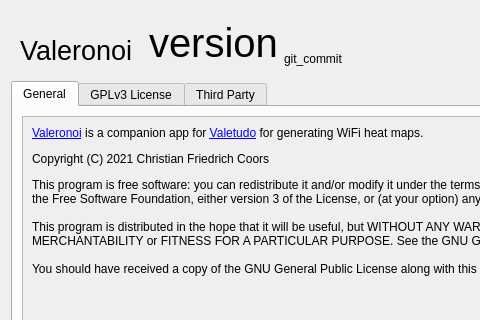
Above: src/gui/dialog/about.ui from ccoors/Valeronoi before the change; both pictures show x 0 to 480 and y 0 to 320 of the 800 by 600 pixel window. Below: the same form after it.
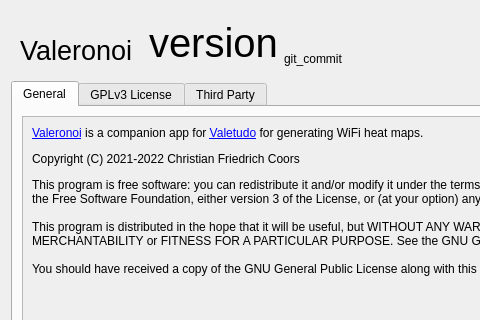
That is the form after the change.

Commit message: chore: update copyright strings

```diff
--- a/src/gui/dialog/about.ui
+++ b/src/gui/dialog/about.ui
@@ -126,7 +126,7 @@
            <item>
             <widget class="QLabel" name="label_2">
              <property name="text">
-              <string>&lt;html&gt;&lt;head/&gt;&lt;body&gt;&lt;p&gt;&lt;a href=&quot;https://github.com/ccoors/Valeronoi&quot;&gt;&lt;span style=&quot; text-decoration: underline;&quot;&gt;Valeronoi&lt;/span&gt;&lt;/a&gt; is a companion app for &lt;a href=&quot;https://valetudo.cloud/&quot;&gt;&lt;span style=&quot; text-decoration: underline;&quot;&gt;Valetudo&lt;/span&gt;&lt;/a&gt; for generating WiFi heat maps.&lt;/p&gt;&lt;p&gt;Copyright (C) 2021 Christian Friedrich Coors&lt;/p&gt;&lt;p&gt;This program is free software: you can redistribute it and/or modify it under the terms of the GNU General Public License as published by the Free Software Foundation, either version 3 of the License, or (at your option) any later version.&lt;br/&gt;&lt;br/&gt;This program is distributed in the hope that it will be useful, but WITHOUT ANY WARRANTY; without even the implied warranty of MERCHANTABILITY or FITNESS FOR A PARTICULAR PURPOSE. See the GNU General Public License for more details.&lt;br/&gt;&lt;br/&gt;You should have received a copy of the GNU General Public License along with this program. If not, see &lt;a href=&quot;https://www.gnu.org/licenses/&quot;&gt;&lt;span style=&quot; text-decoration: underline;&quot;&gt;https://www.gnu.org/licenses/&lt;/span&gt;&lt;/a&gt;.&lt;/p&gt;&lt;/body&gt;&lt;/html&gt;</string>
+              <string>&lt;html&gt;&lt;head/&gt;&lt;body&gt;&lt;p&gt;&lt;a href=&quot;https://github.com/ccoors/Valeronoi&quot;&gt;&lt;span style=&quot; text-decoration: underline;&quot;&gt;Valeronoi&lt;/span&gt;&lt;/a&gt; is a companion app for &lt;a href=&quot;https://valetudo.cloud/&quot;&gt;&lt;span style=&quot; text-decoration: underline;&quot;&gt;Valetudo&lt;/span&gt;&lt;/a&gt; for generating WiFi heat maps.&lt;/p&gt;&lt;p&gt;Copyright (C) 2021-2022 Christian Friedrich Coors&lt;/p&gt;&lt;p&gt;This program is free software: you can redistribute it and/or modify it under the terms of the GNU General Public License as published by the Free Software Foundation, either version 3 of the License, or (at your option) any later version.&lt;br/&gt;&lt;br/&gt;This program is distributed in the hope that it will be useful, but WITHOUT ANY WARRANTY; without even the implied warranty of MERCHANTABILITY or FITNESS FOR A PARTICULAR PURPOSE. See the GNU General Public License for more details.&lt;br/&gt;&lt;br/&gt;You should have received a copy of the GNU General Public License along with this program. If not, see &lt;a href=&quot;https://www.gnu.org/licenses/&quot;&gt;&lt;span style=&quot; text-decoration: underline;&quot;&gt;https://www.gnu.org/licenses/&lt;/span&gt;&lt;/a&gt;.&lt;/p&gt;&lt;/body&gt;&lt;/html&gt;</string>
              </property>
              <property name="wordWrap">
               <bool>true</bool>
```
The commit also changes 53 other files.
